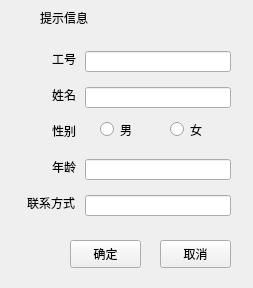
Above: UI/_Mbox.ui from 1021723335/SQLwork before the change. Below: the same form after it.
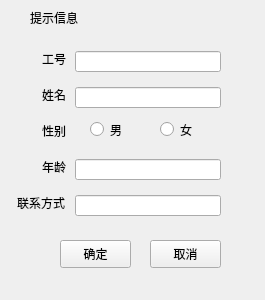
That is the form after the change. Icons and pictures are not drawn.

Commit message: 修改信息盒子

```diff
--- a/UI/_Mbox.ui
+++ b/UI/_Mbox.ui
@@ -1,13 +1,13 @@
 <?xml version="1.0" encoding="UTF-8"?>
 <ui version="4.0">
  <class>Mbox</class>
- <widget class="QMainWindow" name="Mbox">
+ <widget class="QWidget" name="Mbox">
   <property name="geometry">
    <rect>
     <x>0</x>
     <y>0</y>
-    <width>253</width>
-    <height>288</height>
+    <width>265</width>
+    <height>300</height>
    </rect>
   </property>
   <property name="windowTitle">
@@ -17,76 +17,10 @@
    <iconset>
     <normaloff>../../../../收藏夹/iCloud Photos/Downloads/2019/IMG_0574.PNG</normaloff>../../../../收藏夹/iCloud Photos/Downloads/2019/IMG_0574.PNG</iconset>
   </property>
-  <widget class="QWidget" name="centralwidget">
-   <widget class="QPushButton" name="okButton">
-    <property name="geometry">
-     <rect>
-      <x>70</x>
-      <y>240</y>
-      <width>71</width>
-      <height>28</height>
-     </rect>
-    </property>
-    <property name="text">
-     <string>确定</string>
-    </property>
-   </widget>
-   <widget class="QPushButton" name="cancelButton">
-    <property name="geometry">
-     <rect>
-      <x>160</x>
-      <y>240</y>
-      <width>71</width>
-      <height>28</height>
-     </rect>
-    </property>
-    <property name="text">
-     <string>取消</string>
-    </property>
-   </widget>
-   <widget class="QLabel" name="msg">
-    <property name="geometry">
-     <rect>
-      <x>40</x>
-      <y>10</y>
-      <width>201</width>
-      <height>16</height>
-     </rect>
-    </property>
-    <property name="text">
-     <string>提示信息</string>
-    </property>
-   </widget>
-   <widget class="QRadioButton" name="nanButton">
-    <property name="geometry">
-     <rect>
-      <x>100</x>
-      <y>120</y>
-      <width>41</width>
-      <height>19</height>
-     </rect>
-    </property>
-    <property name="text">
-     <string>男</string>
-    </property>
-   </widget>
-   <widget class="QRadioButton" name="nvButton">
-    <property name="geometry">
-     <rect>
-      <x>170</x>
-      <y>120</y>
-      <width>41</width>
-      <height>19</height>
-     </rect>
-    </property>
-    <property name="text">
-     <string>女</string>
-    </property>
-   </widget>
    <widget class="QLabel" name="label">
     <property name="geometry">
      <rect>
-      <x>15</x>
+     <x>5</x>
       <y>51</y>
       <width>61</width>
       <height>16</height>
@@ -99,10 +33,26 @@
      <set>Qt::AlignRight|Qt::AlignTrailing|Qt::AlignVCenter</set>
     </property>
    </widget>
+  <widget class="QLabel" name="label_2">
+   <property name="geometry">
+    <rect>
+     <x>5</x>
+     <y>87</y>
+     <width>61</width>
+     <height>16</height>
+    </rect>
+   </property>
+   <property name="text">
+    <string>姓名</string>
+   </property>
+   <property name="alignment">
+    <set>Qt::AlignRight|Qt::AlignTrailing|Qt::AlignVCenter</set>
+   </property>
+  </widget>
    <widget class="QLabel" name="label_4">
     <property name="geometry">
      <rect>
-      <x>15</x>
+     <x>5</x>
       <y>159</y>
       <width>61</width>
       <height>16</height>
@@ -115,10 +65,68 @@
      <set>Qt::AlignRight|Qt::AlignTrailing|Qt::AlignVCenter</set>
     </property>
    </widget>
+  <widget class="QRadioButton" name="nanButton">
+   <property name="geometry">
+    <rect>
+     <x>90</x>
+     <y>120</y>
+     <width>41</width>
+     <height>19</height>
+    </rect>
+   </property>
+   <property name="text">
+    <string>男</string>
+   </property>
+  </widget>
+  <widget class="QLineEdit" name="MnoEdit">
+   <property name="geometry">
+    <rect>
+     <x>75</x>
+     <y>51</y>
+     <width>146</width>
+     <height>21</height>
+    </rect>
+   </property>
+   <property name="readOnly">
+    <bool>false</bool>
+   </property>
+   <property name="clearButtonEnabled">
+    <bool>true</bool>
+   </property>
+  </widget>
+  <widget class="QPushButton" name="okButton">
+   <property name="geometry">
+    <rect>
+     <x>60</x>
+     <y>240</y>
+     <width>71</width>
+     <height>28</height>
+    </rect>
+   </property>
+   <property name="text">
+    <string>确定</string>
+   </property>
+  </widget>
+  <widget class="QLabel" name="label_5">
+   <property name="geometry">
+    <rect>
+     <x>5</x>
+     <y>195</y>
+     <width>60</width>
+     <height>16</height>
+    </rect>
+   </property>
+   <property name="text">
+    <string>联系方式</string>
+   </property>
+   <property name="alignment">
+    <set>Qt::AlignRight|Qt::AlignTrailing|Qt::AlignVCenter</set>
+   </property>
+  </widget>
    <widget class="QLineEdit" name="MnameEdit">
     <property name="geometry">
      <rect>
-      <x>85</x>
+     <x>75</x>
       <y>87</y>
       <width>146</width>
       <height>21</height>
@@ -128,26 +136,49 @@
      <bool>true</bool>
     </property>
    </widget>
-   <widget class="QLabel" name="label_2">
+  <widget class="QRadioButton" name="nvButton">
     <property name="geometry">
      <rect>
-      <x>15</x>
-      <y>87</y>
-      <width>61</width>
-      <height>16</height>
+     <x>160</x>
+     <y>120</y>
+     <width>41</width>
+     <height>19</height>
      </rect>
     </property>
     <property name="text">
-     <string>姓名</string>
-    </property>
-    <property name="alignment">
-     <set>Qt::AlignRight|Qt::AlignTrailing|Qt::AlignVCenter</set>
+    <string>女</string>
+   </property>
+  </widget>
+  <widget class="QLineEdit" name="MphonEdit">
+   <property name="geometry">
+    <rect>
+     <x>75</x>
+     <y>195</y>
+     <width>146</width>
+     <height>21</height>
+    </rect>
+   </property>
+   <property name="clearButtonEnabled">
+    <bool>true</bool>
+   </property>
+  </widget>
+  <widget class="QPushButton" name="cancelButton">
+   <property name="geometry">
+    <rect>
+     <x>150</x>
+     <y>240</y>
+     <width>71</width>
+     <height>28</height>
+    </rect>
+   </property>
+   <property name="text">
+    <string>取消</string>
     </property>
    </widget>
    <widget class="QLabel" name="label_3">
     <property name="geometry">
      <rect>
-      <x>15</x>
+     <x>5</x>
       <y>123</y>
       <width>61</width>
       <height>16</height>
@@ -160,42 +191,10 @@
      <set>Qt::AlignRight|Qt::AlignTrailing|Qt::AlignVCenter</set>
     </property>
    </widget>
-   <widget class="QLabel" name="label_5">
-    <property name="geometry">
-     <rect>
-      <x>15</x>
-      <y>195</y>
-      <width>60</width>
-      <height>16</height>
-     </rect>
-    </property>
-    <property name="text">
-     <string>联系方式</string>
-    </property>
-    <property name="alignment">
-     <set>Qt::AlignRight|Qt::AlignTrailing|Qt::AlignVCenter</set>
-    </property>
-   </widget>
-   <widget class="QLineEdit" name="MnoEdit">
-    <property name="geometry">
-     <rect>
-      <x>85</x>
-      <y>51</y>
-      <width>146</width>
-      <height>21</height>
-     </rect>
-    </property>
-    <property name="readOnly">
-     <bool>false</bool>
-    </property>
-    <property name="clearButtonEnabled">
-     <bool>true</bool>
-    </property>
-   </widget>
    <widget class="QLineEdit" name="MageEdit">
     <property name="geometry">
      <rect>
-      <x>85</x>
+     <x>75</x>
       <y>159</y>
       <width>146</width>
       <height>21</height>
@@ -205,19 +204,18 @@
      <bool>true</bool>
     </property>
    </widget>
-   <widget class="QLineEdit" name="MphonEdit">
+  <widget class="QLabel" name="msg">
     <property name="geometry">
      <rect>
-      <x>85</x>
-      <y>195</y>
-      <width>146</width>
-      <height>21</height>
-     </rect>
-    </property>
-    <property name="clearButtonEnabled">
-     <bool>true</bool>
-    </property>
-   </widget>
+     <x>30</x>
+     <y>10</y>
+     <width>201</width>
+     <height>16</height>
+    </rect>
+   </property>
+   <property name="text">
+    <string>提示信息</string>
+   </property>
   </widget>
  </widget>
  <resources/>
```
Lines whose indentation alone changed are shown as unchanged. The commit also changes 3 other files.
